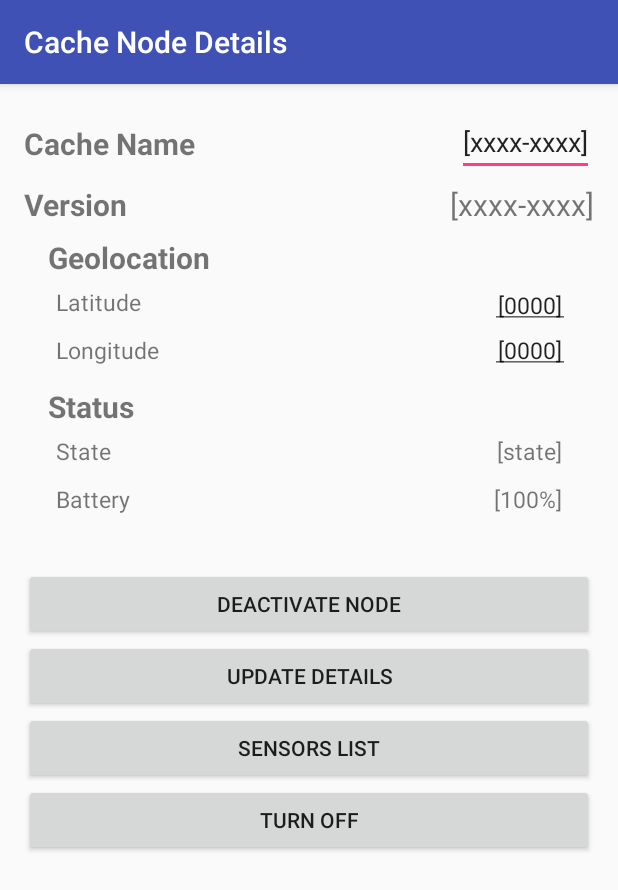
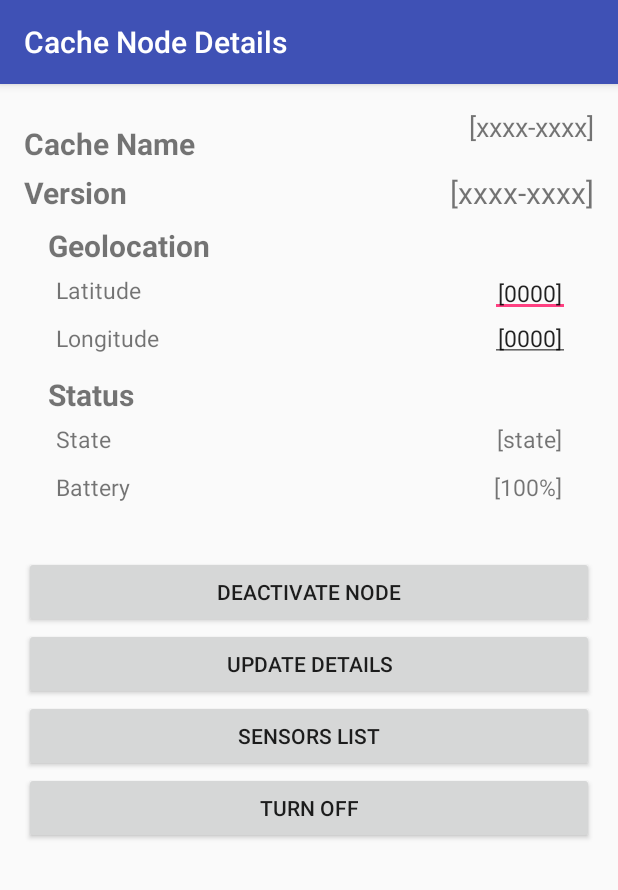
Before and after one commit to JerelynCo/citas-dryad-v2.0, an Android app: the CacheDetailsActivity screen opened directly, with no data from a screen before it, on a phone screen of 412 x 824 dp. Shown: the top 890 px of the screen. Run offline under Robolectric (Android 15) with nearby library versions, the phone set to English and light mode, and no system bars; 9 statements that could not run were skipped.

```diff
--- a/deploy/app/src/main/java/citasdev/ecce/deploy/CacheDetailsActivity.java
+++ b/deploy/app/src/main/java/citasdev/ecce/deploy/CacheDetailsActivity.java
@@ -49,8 +49,8 @@ public class CacheDetailsActivity extends AppCompatActivity implements GoogleApi
     private boolean _isNodeActivated = true;
     private JSONObject _jsonDetails;
     private Button _btn_activate;
-    private TextView _tv_state;
-    private EditText _et_cache_name, _et_latitude, _et_longitude;
+    private TextView _tv_state, _tv_cache_name;
+    private EditText _et_latitude, _et_longitude;
 
     // location objects
     private Location _lastLocation;
@@ -61,10 +61,10 @@ public class CacheDetailsActivity extends AppCompatActivity implements GoogleApi
         super.onCreate(savedInstanceState);
         setContentView(R.layout.activity_cache_details);
 
-        _et_cache_name = (EditText) findViewById(R.id.et_name);
         _et_latitude = (EditText) findViewById(R.id.et_latitude);
         _et_longitude = (EditText) findViewById(R.id.et_longitude);
         _btn_activate = (Button) findViewById(R.id.btn_activate_node);
+        _tv_cache_name = (TextView) findViewById(R.id.tv_name);
         _tv_state = (TextView) findViewById(R.id.tv_state);
 
         TextView tv_version = (TextView) findViewById(R.id.tv_version);
@@ -74,7 +74,7 @@ public class CacheDetailsActivity extends AppCompatActivity implements GoogleApi
         _dpApp = (DeployApplication) getApplicationContext();
         _cacheDevice = _dpApp.get_btDevice();
 
-        _et_cache_name.setText(_cacheDevice.getName());
+        _tv_cache_name.setText(_cacheDevice.getName().split(" ")[0]);
 
         _deviceDetails = getIntent().getStringExtra("RESPONSE").split(":", 2)[1];
 
@@ -134,7 +134,7 @@ public class CacheDetailsActivity extends AppCompatActivity implements GoogleApi
     public void updateDetails(View v) throws InterruptedException {
         accessLocation();
 
-        _btComm = new BTComm("QCUPD:name=" + _et_cache_name.getText() +
+        _btComm = new BTComm("QCUPD:name=" + _tv_cache_name.getText() +
                 ",lat="+String.valueOf(_lastLocation.getLatitude()) +
                 ",lon=" + String.valueOf(_lastLocation.getLongitude()) +
                 ";\n", _dpApp.get_btDevice(), TAG);
@@ -195,7 +195,7 @@ public class CacheDetailsActivity extends AppCompatActivity implements GoogleApi
     public void turnOff(View v) throws InterruptedException {
         accessLocation();
 
-        _btComm = new BTComm("QPWDN;\n", _dpApp.get_btDevice(), TAG);
+        _btComm = new BTComm("QPWDN:;\n", _dpApp.get_btDevice(), TAG);
         _tComm = new Thread(_btComm);
         _tComm.start();
         _tComm.join();
--- a/deploy/app/src/main/java/citasdev/ecce/deploy/SensorListActivity.java
+++ b/deploy/app/src/main/java/citasdev/ecce/deploy/SensorListActivity.java
@@ -87,11 +87,14 @@ public class SensorListActivity extends ListActivity {
                             ",lat=" + newSd.get_lat() + ",lon="+newSd.get_lon() +
                             ";\n", _dpApp.get_btDevice(),
                             TAG);
+
                     Thread tComm = new Thread(btComm);
                     tComm.start();
                     try {
                         tComm.join();
                         Log.d(TAG, "Joined");
+                        Log.d(TAG, newSd.get_blAddr());
+                        Log.d(TAG, newSd.get_name());
                         _dpApp.addSensorItem(newSd);
                         _sensorItems = _dpApp.get_sensorItems();
                         _sensorAdapter.notifyDataSetChanged();
--- a/deploy/app/src/main/res/layout/activity_cache_details.xml
+++ b/deploy/app/src/main/res/layout/activity_cache_details.xml
@@ -27,11 +27,11 @@
             android:textSize="20dp"
             android:textStyle="bold" />
 
-        <EditText
+        <TextView
             android:layout_width="wrap_content"
             android:layout_height="wrap_content"
             android:text="[xxxx-xxxx]"
-            android:id="@+id/et_name"
+            android:id="@+id/tv_name"
             android:textSize="18dp"
             android:layout_alignParentRight="true"
             android:layout_alignParentEnd="true"
```
Also changed, not shown: deploy/app/src/main/java/citasdev/ecce/deploy/DeployApplication.java (+9 -4 lines), deploy/app/src/main/java/citasdev/ecce/deploy/MainActivity.java (+6 -4 lines), deploy/app/src/main/java/citasdev/ecce/deploy/QRCaptureActivity.java (+6 -3 lines), deploy/app/src/main/java/citasdev/ecce/deploy/utils/SensorDetails.java (+27 -20 lines).
